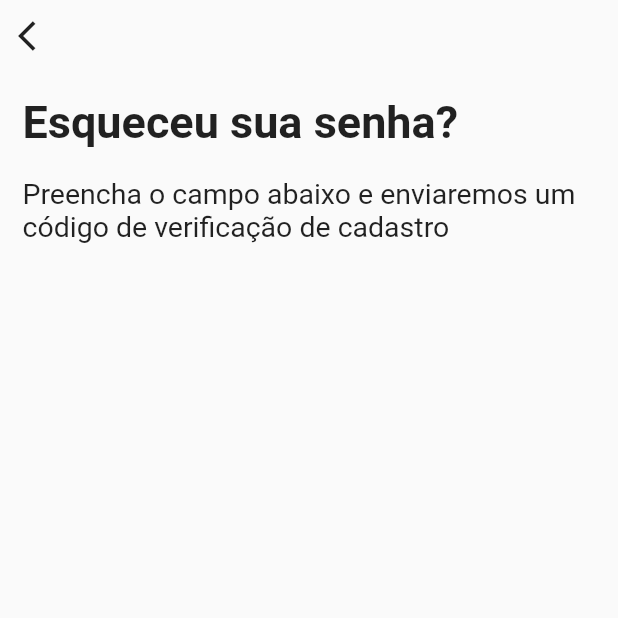
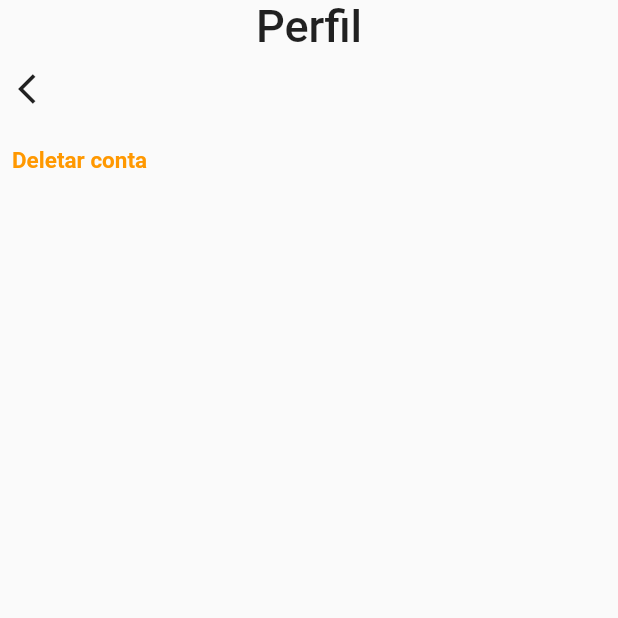
Before and after one commit to LucasGoltara/Homeapp, a Flutter app: the screen it shows after launch, on a phone screen of 412 x 824 dp, the top half of it. Run offline on Flutter 3.47's test engine with Material 2 defaults, Android fonts, the phone set to English and light mode, and no system bars.

Commit message:
qualquer coisa

```diff
--- a/lib/main.dart
+++ b/lib/main.dart
@@ -34,57 +34,44 @@ class _MyHomePageState extends State<MyHomePage> {
         child: Column(
           crossAxisAlignment: CrossAxisAlignment.start,
           children: [
-            IconButton(icon: Icon(Icons.arrow_back_ios), onPressed: () {}),
-            Padding(
-              padding: const EdgeInsets.only(top: 20),
-              child: Column(
-                children: [
-                  Padding(
-                    padding: const EdgeInsets.only(left: 15),
-                    child: Text(
-                      'Esqueceu sua senha?',
-                      style: TextStyle(
-                        fontSize: 30,
-                        fontWeight: FontWeight.bold,
-                        height: 1,
-                      ),
-                    ),
-                  ),
-                ],
+            Center(
+              child: Text(
+                'Perfil',
+                style: TextStyle(fontSize: 30, fontWeight: FontWeight.w500),
               ),
             ),
-            Padding(
-              padding: const EdgeInsets.only(top: 20),
-              child: Column(
-                children: [
-                  Padding(
-                    padding: const EdgeInsets.only(left: 15),
-                    child: Text(
-                      'Preencha o campo abaixo e enviaremos um código de verificação de cadastro',
-                      style: TextStyle(fontSize: 19),
-                    ),
+            IconButton(icon: Icon(Icons.arrow_back_ios), onPressed: () {}),
+            TextButton(
+                onPressed: () {},
+                child: Text(
+                  'Deletar conta',
+                  textDirection: TextDirection.rtl,
+                  style: TextStyle(
+                    fontSize: 15,
+                    fontWeight: FontWeight.bold,
+                    color: Colors.orange,
                   ),
-                  // RaisedButton(
-                  //     child: Container(
-                  //       width: 300,
-                  //       child: Padding(
-                  //         padding: const EdgeInsets.all(15.0),
-                  //         child: Text(
-                  //           'Resetar senha',
-                  //           style: TextStyle(color: Colors.white, fontSize: 20),
-                  //           textAlign: TextAlign.center,
-                  //         ),
-                  //       ),
-                  //     ),
-                  //     textColor: Colors.white,
-                  //     color: Colors.purple[800],
-                  //     onPressed: () {})
-                ],
-              ),
-            )
+                ))
           ],
         ),
       ),
     );
   }
 }
+
+
+// RaisedButton(
+//                       child: Container(
+//                         width: 300,
+//                         child: Padding(
+//                           padding: const EdgeInsets.all(15.0),
+//                           child: Text(
+//                             'Atualizar',
+//                             style: TextStyle(color: Colors.white, fontSize: 20),
+//                             textAlign: TextAlign.center,
+//                           ),
+//                         ),
+//                       ),
+//                       textColor: Colors.white,
+//                       color: Colors.purple[800],
+//                       onPressed: () {})
```
